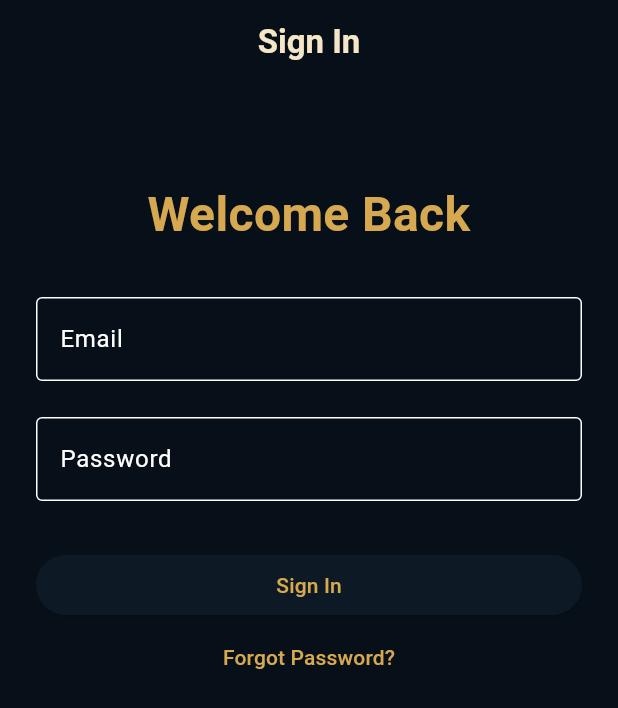
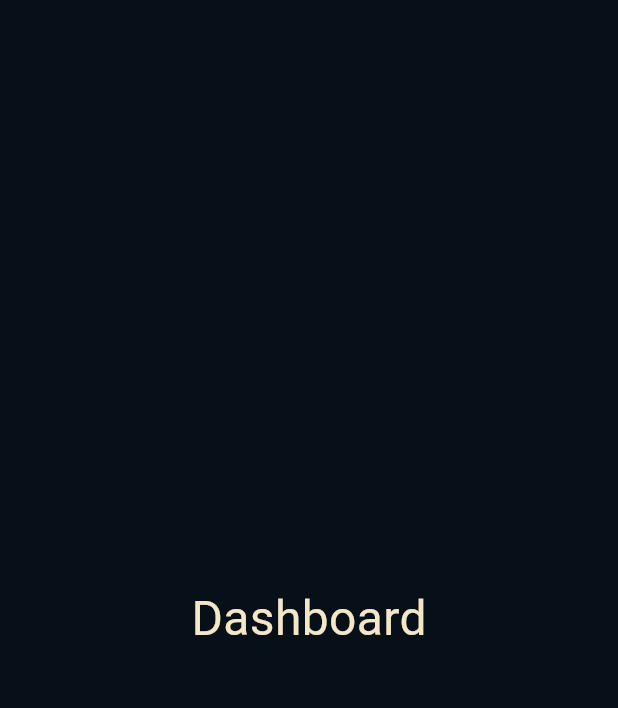
Before and after one commit to mgeorgiew96-del/alliance_manager, a Flutter app: the LoginScreen screen opened by its route, after a tap on "Sign In", on a phone screen of 412 x 824 dp. Shown: the top 708 px of the screen. Run offline on Flutter 3.47's test engine with Material 3 defaults, Android fonts, the phone set to English and light mode, and no system bars; our stand-ins replace firebase_core, go_router; accounts and stored records are empty.

Commit message:
feat: add dashboard route

```diff
--- a/lib/features/authentication/screens/login_screen.dart
+++ b/lib/features/authentication/screens/login_screen.dart
@@ -1,3 +1,4 @@
+import 'package:go_router/go_router.dart';
 import 'package:flutter/material.dart';
 
 import '../../../theme/am_spacing.dart';
@@ -47,7 +48,7 @@
             const SizedBox(height: AMSpacing.xl),
 
             ElevatedButton(
-              onPressed: () {},
+              onPressed: () {context.go('/dashboard');},
               child: const Text('Sign In'),
             ),
 
--- /dev/null
+++ b/lib/features/dashboard/screens/dashboard_screen.dart
@@ -0,0 +1,17 @@
+import 'package:flutter/material.dart';
+
+class DashboardScreen extends StatelessWidget {
+  const DashboardScreen({super.key});
+
+  @override
+  Widget build(BuildContext context) {
+    return const Scaffold(
+      body: Center(
+        child: Text(
+          'Dashboard',
+          style: TextStyle(fontSize: 32),
+        ),
+      ),
+    );
+  }
+}
--- a/lib/navigation/app_router.dart
+++ b/lib/navigation/app_router.dart
@@ -2,6 +2,7 @@
 
 import '../features/welcome/screens/welcome_screen.dart';
 import '../features/authentication/screens/login_screen.dart';
+import '../features/dashboard/screens/dashboard_screen.dart';
 
 final GoRouter appRouter = GoRouter(
   initialLocation: '/',
@@ -14,5 +15,9 @@
       path: '/login',
       builder: (context, state) => const LoginScreen(),
     ),
+    GoRoute(
+      path: '/dashboard',
+      builder: (context, state) => const DashboardScreen(),
+    ),
   ],
 );
```
